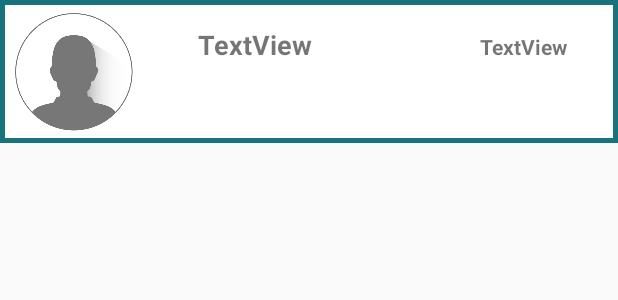
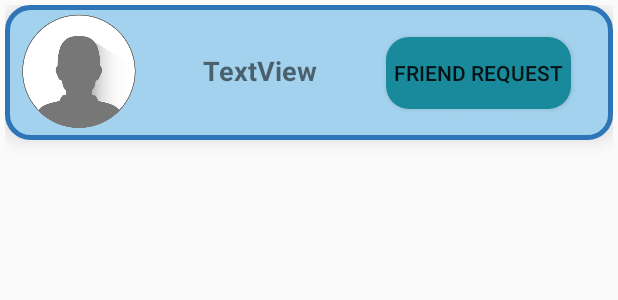
Before and after one commit to KrystianWojakiewicz/Connected, an Android app: the layout friends_list_layout_old.xml on its own in the app's theme, with its tools: preview values and no code run, on a phone screen of 412 x 824 dp. Shown: the top 300 px of the screen. Run offline under Robolectric (Android 15) with nearby library versions, the phone set to English and light mode, and no system bars; plain views replace SquareImageView.

```diff
--- a/app/src/main/res/layout/friends_list_layout_old.xml
+++ b/app/src/main/res/layout/friends_list_layout_old.xml
@@ -10,22 +10,25 @@
     android:layout_marginStart="0dp"
     android:layout_marginTop="0dp"
     android:layout_marginEnd="0dp"
+    android:padding="3dp"
     android:orientation="horizontal">
 
     <LinearLayout
         android:layout_width="match_parent"
-            android:layout_height="95dp"
-            android:background="@drawable/rect_border_drawable"
+        android:layout_height="90dp"
+        android:background="@drawable/rounded_filled_rect"
         android:padding="1dp"
+        android:elevation="8dp"
         android:orientation="horizontal" >
 
         <com.theophrast.ui.widget.SquareImageView
-                android:id="@+id/friendImageView"
+            android:id="@+id/userImageView"
             android:layout_width="80dp"
             android:layout_height="match_parent"
             android:layout_alignParentStart="true"
             android:layout_alignParentTop="true"
-                android:layout_marginTop="6dp"
+            android:layout_marginTop="4dp"
+            android:layout_marginLeft="4dp"
             android:layout_marginBottom="6dp"
             android:scaleType="fitCenter"
             android:src="@drawable/default_avatar"
@@ -37,29 +40,25 @@
             android:layout_width="89dp"
             android:layout_height="29dp"
             android:layout_marginStart="35dp"
-                android:layout_marginTop="14dp"
+            android:layout_marginTop="20dp"
             android:gravity="center"
             android:text="TextView"
             android:textSize="18sp"
             android:textStyle="bold" />
 
-            <TextView
-                android:id="@+id/statusIcon"
-                android:layout_width="20dp"
-                android:layout_height="20dp"
-                android:layout_marginStart="35dp"
-                android:layout_marginTop="14dp"
+            <Button
+                android:text="Friend Request"
+                android:id="@+id/friendRequestButton"
+                android:paddingLeft="5dp"
+                android:paddingRight="5dp"
+                android:layout_width="wrap_content"
+                android:layout_height="wrap_content"
+                android:background="@drawable/app_buttons_drawable"
+                android:layout_marginStart="40dp"
+                android:layout_marginTop="20dp"
+                android:elevation="15in"
                 android:gravity="center" />
 
-            <TextView
-                android:id="@+id/statusTextView"
-                android:layout_width="88dp"
-                android:layout_height="wrap_content"
-                android:layout_marginStart="35dp"
-                android:layout_marginTop="14dp"
-                android:layout_marginEnd="23dp"
-                android:gravity="center"
-                android:text="TextView"
-                android:textStyle="bold" />
     </LinearLayout>
+
 </RelativeLayout>
--- a/app/src/main/res/layout/groups_list_layout.xml
+++ b/app/src/main/res/layout/groups_list_layout.xml
@@ -13,7 +13,7 @@
         android:orientation="horizontal">
 
         <com.theophrast.ui.widget.SquareImageView
-            android:id="@+id/userImageView"
+            android:id="@+id/groupImageView"
             android:layout_width="75dp"
             android:layout_height="75dp"
             android:layout_marginLeft="9dp"
--- a/app/src/main/res/values/strings.xml
+++ b/app/src/main/res/values/strings.xml
@@ -11,9 +11,12 @@
     <string name="Name">name</string>
     <string name="Image">image</string>
     <string name="Email">email</string>
+    <string name="Friends">friends</string>
     <string name="Status">status</string>
     <string name="ImagesFolder">images</string>
     <string name="Groups">groups</string>
     <string name="Title">title</string>
     <string name="DefaultImage">default_avatar.png</string>
+    <string name="Messages">messages</string>
+    <string name="DefaultChatImage">default_chat_icon.png</string>
 </resources>
```
Also changed, not shown: app/src/main/java/com/example/connected/DB/Group.java (added, +28 -0 lines), app/src/main/java/com/example/connected/activities/GroupChatActivity.java (+6 -4 lines), app/src/main/java/com/example/connected/activities/MainScreenActivity.java (+29 -2 lines), app/src/main/java/com/example/connected/activities/SettingsActivity.java (+34 -29 lines), app/src/main/java/com/example/connected/application/MyApplication.java (+3 -5 lines), app/src/main/java/com/example/connected/tabs/FriendsListAdapter.java (+13 -9 lines), app/src/main/java/com/example/connected/tabs/FriendsTab.java (+52 -1 lines), app/src/main/java/com/example/connected/tabs/GroupsListAdapter.java (+32 -3 lines), app/src/main/java/com/example/connected/tabs/GroupsTab.java (+9 -7 lines), app/src/main/res/layout/activity_group_chat.xml (+8 -11 lines). Lines whose indentation alone changed are shown as unchanged.
